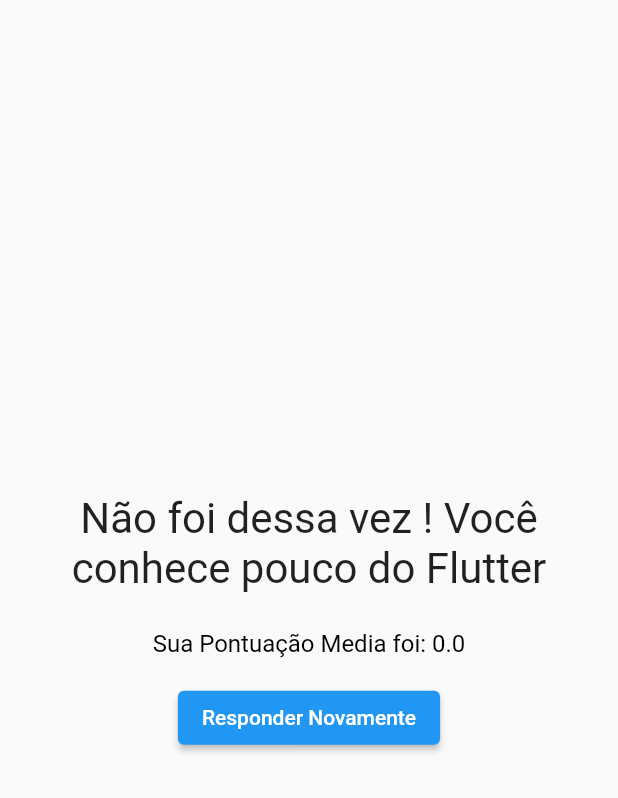
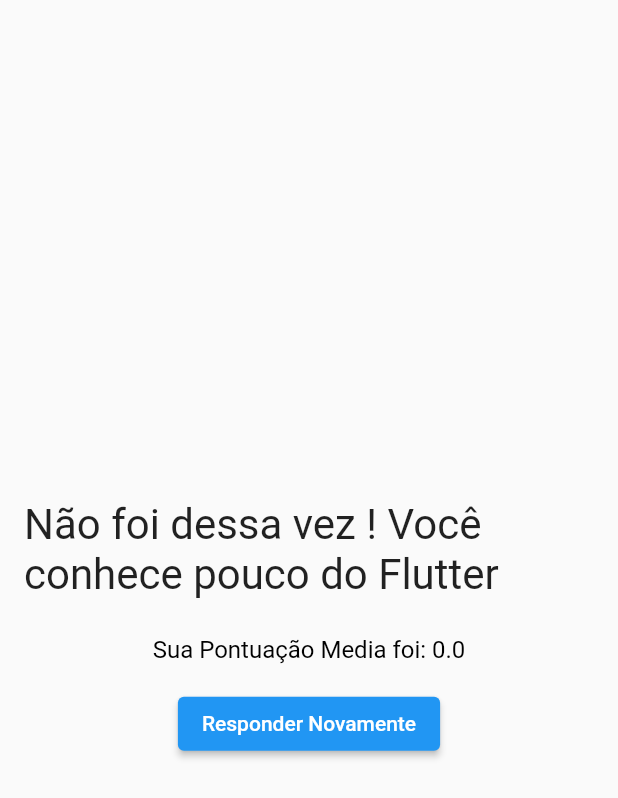
Before and after one commit to GuilhermePalma/Flutter_Quiz, a Flutter app: the Result widget shown alone on an empty page, opened directly with empty values, on a phone screen of 412 x 824 dp. Shown: the top 798 px of the screen. Run offline on Flutter 3.47's test engine with Material 2 defaults, Android fonts, the phone set to English and light mode, and no system bars; missing offline and left inert: multiselect.

Commit message:
feat: new layout in questions

```diff
--- a/lib/components/custom_text.dart
+++ /dev/null
@@ -1,22 +0,0 @@
-import 'package:flutter/material.dart';
-
-class CustomText extends StatelessWidget {
-  final String text;
-
-  CustomText(this.text);
-
-  @override
-  Widget build(BuildContext context) {
-    return Container(
-      width: double.infinity,
-      margin: const EdgeInsets.all(8),
-      child: Text(
-        text,
-        style: const TextStyle(
-          fontSize: 28,
-        ),
-        textAlign: TextAlign.center,
-      ),
-    );
-  }
-}
--- a/lib/components/result.dart
+++ b/lib/components/result.dart
@@ -1,12 +1,11 @@
 import 'package:flutter/material.dart';
-
-import 'custom_text.dart';
 
 class Result extends StatelessWidget {
   final void Function() onResetQuiz;
   final double scoreQuiz;
 
-  Result({required this.scoreQuiz, required this.onResetQuiz});
+  const Result({Key? key, required this.scoreQuiz, required this.onResetQuiz})
+      : super(key: key);
 
   String get phraseResult {
     if (scoreQuiz >= 8) {
@@ -30,7 +29,16 @@ class Result extends StatelessWidget {
       // Centraliza o Conteudo
       mainAxisAlignment: MainAxisAlignment.center,
       children: [
-        CustomText(phraseResult),
+        Padding(
+          padding: const EdgeInsets.fromLTRB(16, 16, 8, 8),
+          child: Text(
+            phraseResult,
+            style: const TextStyle(
+              fontSize: 28,
+            ),
+            textAlign: TextAlign.left,
+          ),
+        ),
         Container(
           margin: const EdgeInsets.all(16),
           child: Text(
--- a/lib/screens/quiz_screen.dart
+++ b/lib/screens/quiz_screen.dart
@@ -43,9 +43,10 @@ class _MyAppState extends State<QuizScreen> {
   @override
   Widget build(BuildContext context) {
     return Scaffold(
-      appBar: AppBar(title: const Text("Quiz APP")),
+      appBar: AppBar(title: const Text("Challange")),
       body: hasNextQuestion
           ? Quiz(
+              index: (indexQuestion + 1),
               quizEntity: widget.quiz[indexQuestion],
               clickButton: whenAnswer,
               questions: _generateQuestions,
```
Also changed, not shown: lib/components/quiz.dart (+104 -9 lines).
